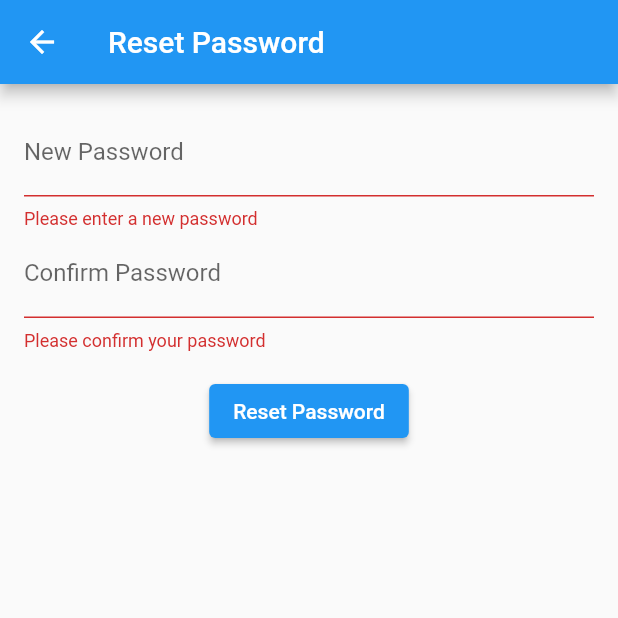
After one commit to sagexfors/basicprog, a Flutter app: the ResetPasswordPage screen opened directly, after a tap on "Reset Password", on a phone screen of 412 x 824 dp, the top half of it. The commit adds this screen. Run offline on Flutter 3.47's test engine with Material 2 defaults, Android fonts, the light colour scheme and no system bars; our stand-ins replace cloud_firestore, firebase_auth, firebase_core, flutter_svg; accounts and stored records are empty; generated files the repository leaves out were written again; network calls fail.

Commit message:
Add Reset Password

```diff
--- a/lib/Pages/home_page.dart
+++ b/lib/Pages/home_page.dart
@@ -1,4 +1,5 @@
 import 'package:basicprog/Pages/quizzes_page.dart';
+import 'package:basicprog/Pages/reset_password_page.dart';
 import 'package:firebase_auth/firebase_auth.dart';
 import 'package:flutter/material.dart';
 
@@ -109,6 +110,17 @@ class NavigationDrawer extends StatelessWidget {
               );
             },
           ),
+          ListTile(
+            title: const Text('Reset Password'),
+            leading: const Icon(Icons.lock),
+            onTap: () {
+              Navigator.push(
+                context,
+                MaterialPageRoute(
+                    builder: (context) => const ResetPasswordPage()),
+              );
+            },
+          ),
           const Divider(),
           ListTile(
             title: const Text('About Us'),
--- /dev/null
+++ b/lib/Pages/reset_password_page.dart
@@ -0,0 +1,96 @@
+import 'package:flutter/material.dart';
+import 'package:firebase_auth/firebase_auth.dart';
+
+class ResetPasswordPage extends StatefulWidget {
+  const ResetPasswordPage({Key? key}) : super(key: key);
+
+  @override
+  State<ResetPasswordPage> createState() => _ResetPasswordPageState();
+}
+
+class _ResetPasswordPageState extends State<ResetPasswordPage> {
+  final GlobalKey<FormState> _formKey = GlobalKey<FormState>();
+  final TextEditingController _passwordController = TextEditingController();
+  final TextEditingController _confirmPasswordController =
+      TextEditingController();
+  String _errorMessage = '';
+
+  void _resetPassword(BuildContext context) async {
+    if (_formKey.currentState!.validate()) {
+      final User? user = FirebaseAuth.instance.currentUser;
+
+      try {
+        await user?.updatePassword(_passwordController.text);
+        if (context.mounted && user != null) {
+          ScaffoldMessenger.of(context).showSnackBar(
+            const SnackBar(
+              content: Text('Password changed successfully.'),
+            ),
+          );
+          Navigator.pop(context);
+        }
+      } catch (e) {
+        setState(() {
+          _errorMessage = 'Error updating password: $e';
+        });
+      }
+    }
+  }
+
+  @override
+  Widget build(BuildContext context) {
+    return Scaffold(
+      appBar: AppBar(
+        title: const Text('Reset Password'),
+      ),
+      body: Padding(
+        padding: const EdgeInsets.all(16.0),
+        child: Builder(
+          builder: (context) => Form(
+            key: _formKey,
+            child: Column(
+              children: [
+                TextFormField(
+                  controller: _passwordController,
+                  decoration: const InputDecoration(labelText: 'New Password'),
+                  validator: (value) {
+                    if (value!.isEmpty) {
+                      return 'Please enter a new password';
+                    }
+                    return null;
+                  },
+                  obscureText: true,
+                ),
+                TextFormField(
+                  controller: _confirmPasswordController,
+                  decoration:
+                      const InputDecoration(labelText: 'Confirm Password'),
+                  validator: (value) {
+                    if (value!.isEmpty) {
+                      return 'Please confirm your password';
+                    }
+                    if (value != _passwordController.text) {
+                      return 'Passwords do not match';
+                    }
+                    return null;
+                  },
+                  obscureText: true,
+                ),
+                const SizedBox(height: 16.0),
+                ElevatedButton(
+                  onPressed: () => _resetPassword(context),
+                  child: const Text('Reset Password'),
+                ),
+                const SizedBox(height: 8.0),
+                Text(
+                  _errorMessage,
+                  style: const TextStyle(color: Colors.red),
+                ),
+              ],
+            ),
+          ),
+        ),
+      ),
+    );
+  }
+}
```
